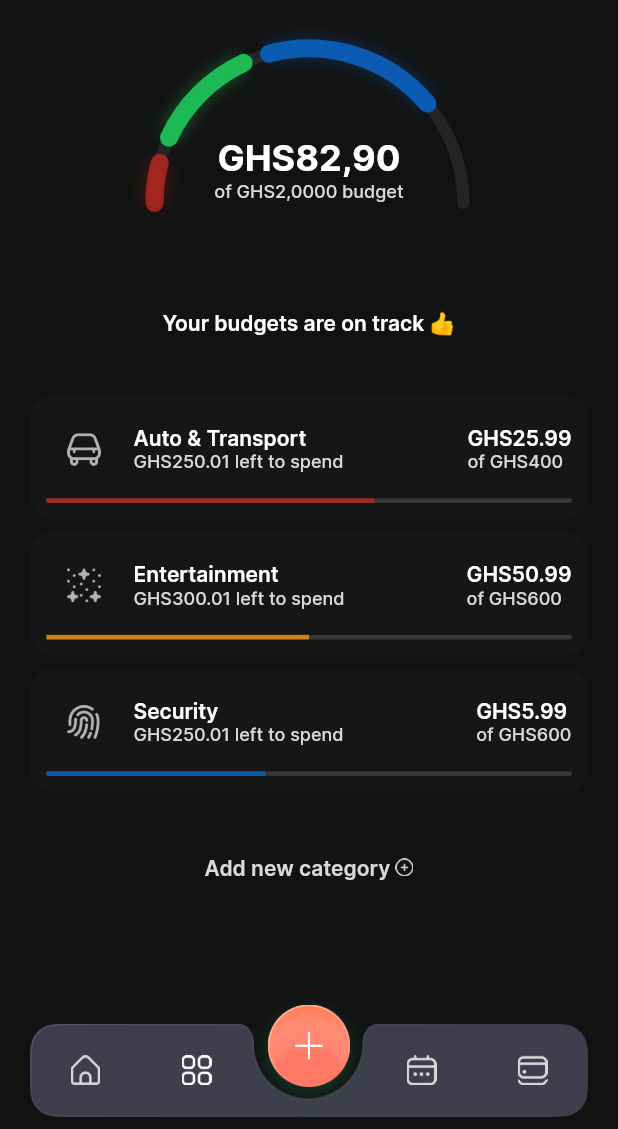
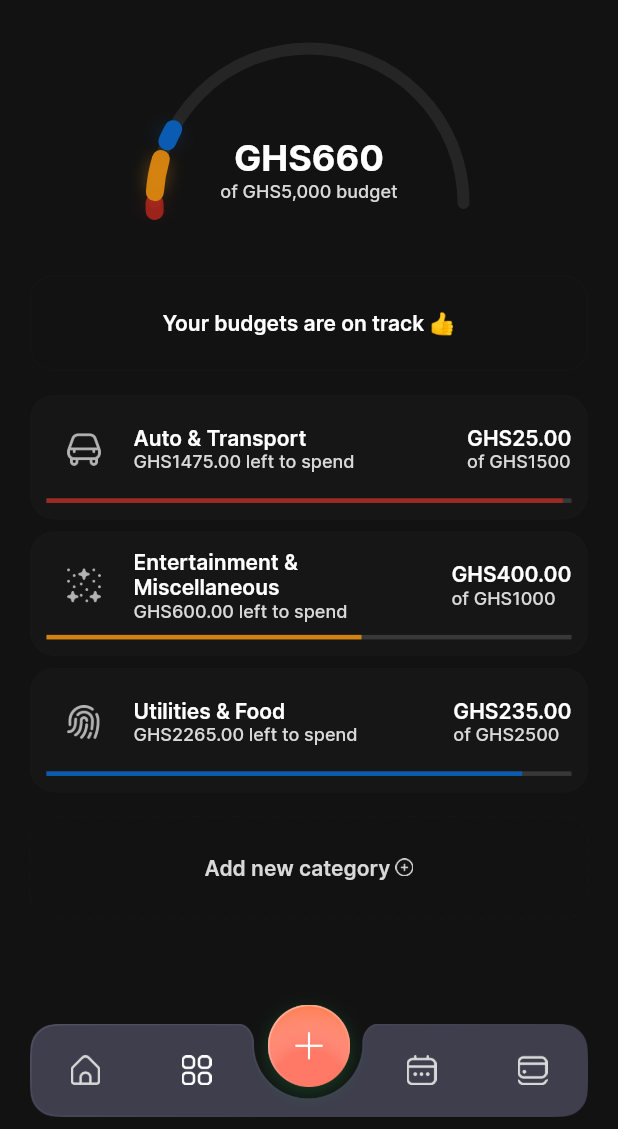
Before and after one commit to NotEkluCalvin/MiniProject_MobileApp, a Flutter app: the screen it shows after launch, item 2 of the bottom bar chosen, on a phone screen of 412 x 824 dp, the part 107-1236 px from its top. Run offline on Flutter 3.47's test engine with Material 3 defaults, Android fonts, the phone set to English and light mode, and no system bars; drawn by our look-alikes of dotted_border; our stand-ins replace carousel_slider, scrollable_positioned_list.

Commit message:
Update Budgets Wheel to reflect changes in budget and expenditure

```diff
--- a/lib/common_widget/custom_arc_180_painter.dart
+++ b/lib/common_widget/custom_arc_180_painter.dart
@@ -1,7 +1,6 @@
 import 'package:flutter/material.dart';
 import 'package:vector_math/vector_math.dart';
 import '../common/color_extension.dart';
-
 
 class ArcValueModel {
   final Color color;
@@ -20,14 +19,18 @@ class CustomArc180Painter extends CustomPainter {
   final List<ArcValueModel> drwArcs;
 
   CustomArc180Painter(
-      { required this.drwArcs, this.start = 0, this.end = 180, this.space = 5, this.width = 15, this.bgWidth = 10,  this.blurWidth = 4});
+      {required this.drwArcs,
+      this.start = 0,
+      this.end = 180,
+      this.space = 3.5,
+      this.width = 15,
+      this.bgWidth = 10,
+      this.blurWidth = 3});
 
   @override
   void paint(Canvas canvas, Size size) {
     var rect = Rect.fromCircle(
-        center: Offset(size.width / 2, size.height ),
-        radius: size.width / 2);
-
+        center: Offset(size.width / 2, size.height), radius: size.width / 2);
 
     Paint backgroundPaint = Paint();
     backgroundPaint.color = TColor.gray60.withOpacity(0.5);
@@ -41,8 +44,6 @@ class CustomArc180Painter extends CustomPainter {
         rect, radians(startVal), radians(180), false, backgroundPaint);
 
     for (var arcObj in drwArcs) {
-
-
       Paint activePaint = Paint();
       activePaint.color = arcObj.color;
       activePaint.style = PaintingStyle.stroke;
@@ -55,18 +56,16 @@ class CustomArc180Painter extends CustomPainter {
         ..strokeWidth = width + blurWidth
         ..maskFilter = const MaskFilter.blur(BlurStyle.normal, 5);
 
-
       //Draw Shadow Arc
       Path path = Path();
-      path.addArc(rect, radians(drawStart), radians(arcObj.value - space ));
+      path.addArc(rect, radians(drawStart), radians(arcObj.value - space));
       canvas.drawPath(path, shadowPaint);
 
-      canvas.drawArc(rect, radians(drawStart), radians(arcObj.value  - space ), false, activePaint);
+      canvas.drawArc(rect, radians(drawStart), radians(arcObj.value - space),
+          false, activePaint);
 
       drawStart = drawStart + arcObj.value + space;
     }
-
-
   }
 
   @override
--- a/lib/common_widget/upcoming_bill_row.dart
+++ b/lib/common_widget/upcoming_bill_row.dart
@@ -1,5 +1,5 @@
 import 'package:flutter/material.dart';
-
+import '../my_variables.dart' as my_variables;
 import '../common/color_extension.dart';
 
 class UpcomingBillRow extends StatelessWidget {
@@ -40,13 +40,12 @@ class UpcomingBillRow extends StatelessWidget {
                 child: Column(
                   children: [
                     Text(
-                      "Jun",
+                      "Aug",
                       style: TextStyle(
                           color: TColor.gray30,
                           fontSize: 10,
                           fontWeight: FontWeight.w500),
                     ),
-
                     Text(
                       "25",
                       style: TextStyle(
@@ -73,7 +72,7 @@ class UpcomingBillRow extends StatelessWidget {
                 width: 8,
               ),
               Text(
-                "\$${sObj["price"]}",
+                "${my_variables.currencySymbol}${sObj["price"]}",
                 style: TextStyle(
                     color: TColor.white,
                     fontSize: 14,
--- a/lib/view/home/home_view.dart
+++ b/lib/view/home/home_view.dart
@@ -98,7 +98,7 @@ class _HomeViewState extends State<HomeView> {
                         height: media.width * 0.07,
                       ),
                       Text(
-                        "GHS1,235",
+                        "GHS4,340",
                         style: TextStyle(
                             color: TColor.white,
                             fontSize: 40,
@@ -108,7 +108,7 @@ class _HomeViewState extends State<HomeView> {
                         height: media.width * 0.055,
                       ),
                       Text(
-                        "This month bills",
+                        "Current Balance",
                         style: TextStyle(
                             color: TColor.gray40,
                             fontSize: 12,
--- a/lib/view/spending_budgets/spending_budgets_view.dart
+++ b/lib/view/spending_budgets/spending_budgets_view.dart
@@ -18,25 +18,25 @@ class _SpendingBudgetsViewState extends State<SpendingBudgetsView> {
     {
       "name": "Auto & Transport",
       "icon": "assets/img/auto_&_transport.png",
-      "spend_amount": "25.99",
-      "total_budget": "400",
-      "left_amount": "250.01",
+      "spend_amount": "25.00",
+      "total_budget": "1500",
+      "left_amount": "1475.00",
       "color": TColor.secondaryG
     },
     {
-      "name": "Entertainment",
+      "name": "Entertainment & Miscellaneous",
       "icon": "assets/img/entertainment.png",
-      "spend_amount": "50.99",
-      "total_budget": "600",
-      "left_amount": "300.01",
+      "spend_amount": "400.00",
+      "total_budget": "1000",
+      "left_amount": "600.00",
       "color": TColor.secondary50
     },
     {
-      "name": "Security",
+      "name": "Utilities & Food",
       "icon": "assets/img/security.png",
-      "spend_amount": "5.99",
-      "total_budget": "600",
-      "left_amount": "250.01",
+      "spend_amount": "235.00",
+      "total_budget": "2500",
+      "left_amount": "2265.00",
       "color": TColor.primary10
     },
   ];
@@ -75,9 +75,9 @@ class _SpendingBudgetsViewState extends State<SpendingBudgetsView> {
                   child: CustomPaint(
                     painter: CustomArc180Painter(
                       drwArcs: [
-                        ArcValueModel(color: TColor.secondaryG, value: 20),
-                        ArcValueModel(color: TColor.secondary, value: 45),
-                        ArcValueModel(color: TColor.primary10, value: 70),
+                        ArcValueModel(color: TColor.secondaryG, value: 0.50),
+                        ArcValueModel(color: TColor.secondary50, value: 16.00),
+                        ArcValueModel(color: TColor.primary10, value: 8.50),
                       ],
                       end: 50,
                       width: 12,
@@ -88,14 +88,14 @@ class _SpendingBudgetsViewState extends State<SpendingBudgetsView> {
                 Column(
                   children: [
                     Text(
-                      "GHS82,90",
+                      "GHS660",
                       style: TextStyle(
                           color: TColor.white,
                           fontSize: 24,
                           fontWeight: FontWeight.w700),
                     ),
                     Text(
-                      "of GHS2,0000 budget",
+                      "of GHS5,000 budget",
                       style: TextStyle(
                           color: TColor.gray30,
                           fontSize: 12,
--- a/lib/view/subscription_info/subscription_info_view.dart
+++ b/lib/view/subscription_info/subscription_info_view.dart
@@ -94,7 +94,7 @@ class _SubscriptionInfoViewState extends State<SubscriptionInfoView> {
                             height: 15,
                           ),
                           Text(
-                            '${my_variables.currencySymbol}{widget.sObj["price"]}',
+                            '${my_variables.currencySymbol}${widget.sObj["price"]}',
                             style: TextStyle(
                                 color: TColor.gray30,
                                 fontSize: 20,
```
